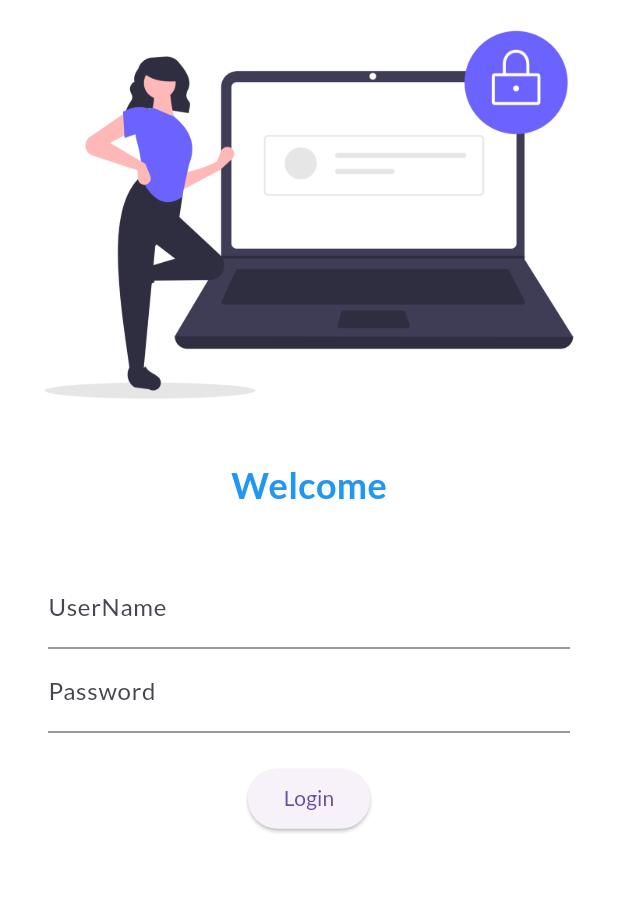
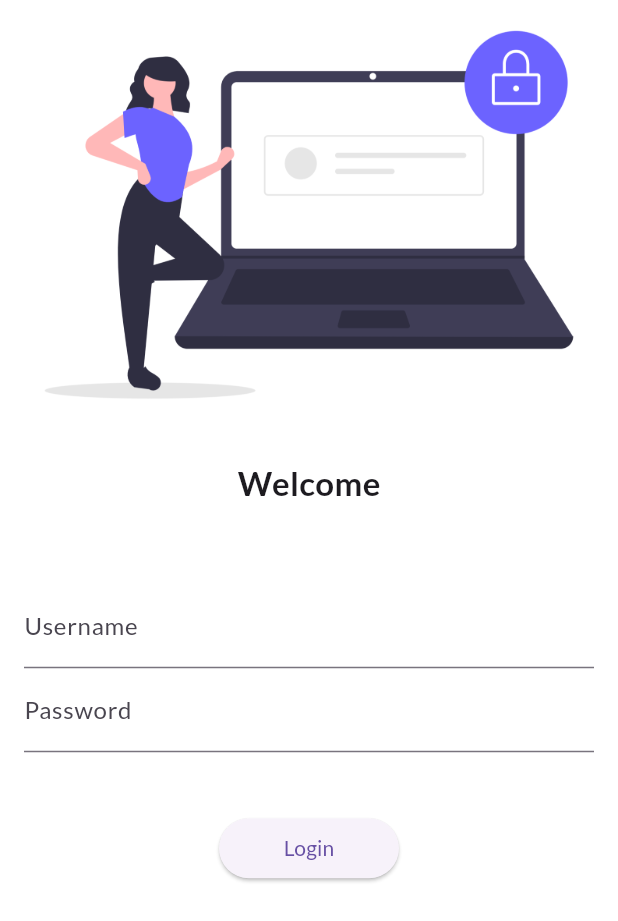
Before and after one commit to SumitPawar707/30DaysOfFlutter, a Flutter app: the screen it shows after launch, on a phone screen of 412 x 824 dp. Shown: the top 921 px of the screen. Run offline on Flutter 3.47's test engine with Material 3 defaults, Android fonts, the phone set to English and light mode, and no system bars; our stand-ins replace google_fonts.

Commit message:
day 5 completed

```diff
--- a/lib/main.dart
+++ b/lib/main.dart
@@ -1,6 +1,7 @@
 import 'package:flutter/material.dart';
 import 'package:flutter_catalog/pages/home_page.dart';
 import 'package:flutter_catalog/pages/login_page.dart';
+import 'package:flutter_catalog/utils/routes.dart';
 import 'package:google_fonts/google_fonts.dart';
 void main() {
   runApp(const MyApp());
@@ -15,6 +16,7 @@ class MyApp extends StatelessWidget {
     return MaterialApp(
         //home: HomePage(),
         themeMode: ThemeMode.light,
+        //debugShowCheckedModeBanner: false,//It is used to remove banner from app
         theme: ThemeData(
            brightness: Brightness.light,
           primarySwatch: Colors.deepPurple,
@@ -23,11 +25,11 @@ class MyApp extends StatelessWidget {
 
         darkTheme: ThemeData(brightness: Brightness.dark),
 
-        initialRoute: "/login",
+        initialRoute: "/",
         routes: {
           "/":(context)=> const LoginPage(), //"/" (homepage bydefault)
-          "/home":(context)=>const HomePage(),
-          "/login":(context)=>const LoginPage(),
+          MyRoutes.homeRoute:(context)=>const HomePage(),
+          MyRoutes.loginROute:(context)=>const LoginPage(),
         },
     );
   }
--- a/lib/pages/login_page.dart
+++ b/lib/pages/login_page.dart
@@ -1,4 +1,5 @@
 import 'package:flutter/material.dart';
+import 'package:flutter_catalog/utils/routes.dart';
 
 class LoginPage extends StatelessWidget {
   const LoginPage({super.key});
@@ -7,6 +8,7 @@ class LoginPage extends StatelessWidget {
   Widget build(BuildContext context) {
     return Material(
       color: Colors.white,
+      child: SingleChildScrollView(
         child: Column(
           children: [
             Image.asset(
@@ -16,45 +18,45 @@ class LoginPage extends StatelessWidget {
             SizedBox(
               height: 20.0,
             ),
-          Text(
-            "Welcome",
+            Text("Welcome",
                 style: TextStyle(
-                fontWeight: FontWeight.bold, fontSize: 24, color: Colors.blue),
-          ),
+                  fontWeight: FontWeight.bold,
+                  fontSize: 22,
+                )),
             SizedBox(
               height: 20.0,
             ),
             Padding(
               padding:
-                const EdgeInsets.symmetric(vertical: 16.0, horizontal: 32.0),
+                  const EdgeInsets.symmetric(horizontal: 16.0, vertical: 32.0),
               child: Column(
                 children: [
                   TextFormField(
                     decoration: InputDecoration(
-                      hintText: "Enter userName", labelText: "UserName"),
+                        hintText: "Username", label: Text("Username")),
                   ),
                   TextFormField(
-                  obscureText: true,
+                    obscureText:
+                        true, //It is used to hide password when password filling
                     decoration: InputDecoration(
-                    hintText: "Enter password",
-                    labelText: "Password",
-                  ),
+                        hintText: "Password", label: Text("Password")),
                   ),
                   SizedBox(
-                  height: 20.0,
+                    height: 40.0,
                   ),
                   ElevatedButton(
-                  child:
-                   Text("Login",),
                     onPressed: () {
-                    print("Hi Sumit");
+                      Navigator.pushNamed(context, MyRoutes.homeRoute);
                     },
-                )
+                    child: Text("Login"),
+                    style: TextButton.styleFrom(minimumSize: Size(120, 40)),
+                  ),
                 ],
               ),
             )
           ],
         ),
+      ),
     );
   }
 }
--- /dev/null
+++ b/lib/utils/routes.dart
@@ -0,0 +1,4 @@
+class MyRoutes {
+  static String homeRoute = "/home";
+  static String loginROute = "/login";
+}
```
Lines whose indentation alone changed are shown as unchanged.
